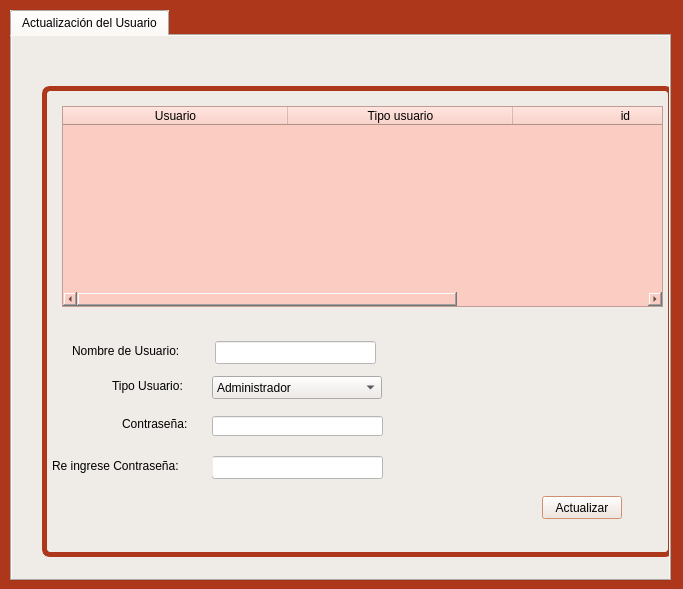
blueautomatic/Slam_Sistema_creditos, file form_usuario_actualizar.ui: the form before one commit.
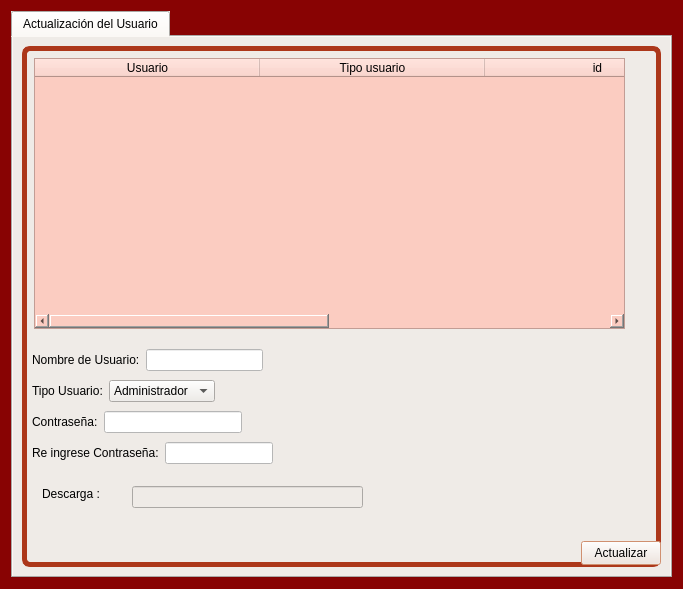
The form after the commit. Icons and pictures are not drawn.

What changed in the file:
```diff
--- a/form_usuario_actualizar.ui
+++ b/form_usuario_actualizar.ui
@@ -25,9 +25,9 @@
      <colorrole role="Button">
       <brush brushstyle="SolidPattern">
        <color alpha="255">
-        <red>172</red>
-        <green>55</green>
-        <blue>26</blue>
+        <red>136</red>
+        <green>3</green>
+        <blue>3</blue>
        </color>
       </brush>
      </colorrole>
@@ -97,18 +97,18 @@
      <colorrole role="Base">
       <brush brushstyle="SolidPattern">
        <color alpha="255">
-        <red>172</red>
-        <green>55</green>
-        <blue>26</blue>
+        <red>136</red>
+        <green>3</green>
+        <blue>3</blue>
        </color>
       </brush>
      </colorrole>
      <colorrole role="Window">
       <brush brushstyle="SolidPattern">
        <color alpha="255">
-        <red>172</red>
-        <green>55</green>
-        <blue>26</blue>
+        <red>136</red>
+        <green>3</green>
+        <blue>3</blue>
        </color>
       </brush>
      </colorrole>
@@ -171,9 +171,9 @@
      <colorrole role="Button">
       <brush brushstyle="SolidPattern">
        <color alpha="255">
-        <red>172</red>
-        <green>55</green>
-        <blue>26</blue>
+        <red>136</red>
+        <green>3</green>
+        <blue>3</blue>
        </color>
       </brush>
      </colorrole>
@@ -243,18 +243,18 @@
      <colorrole role="Base">
       <brush brushstyle="SolidPattern">
        <color alpha="255">
-        <red>172</red>
-        <green>55</green>
-        <blue>26</blue>
+        <red>136</red>
+        <green>3</green>
+        <blue>3</blue>
        </color>
       </brush>
      </colorrole>
      <colorrole role="Window">
       <brush brushstyle="SolidPattern">
        <color alpha="255">
-        <red>172</red>
-        <green>55</green>
-        <blue>26</blue>
+        <red>136</red>
+        <green>3</green>
+        <blue>3</blue>
        </color>
       </brush>
      </colorrole>
@@ -317,9 +317,9 @@
      <colorrole role="Button">
       <brush brushstyle="SolidPattern">
        <color alpha="255">
-        <red>172</red>
-        <green>55</green>
-        <blue>26</blue>
+        <red>136</red>
+        <green>3</green>
+        <blue>3</blue>
        </color>
       </brush>
      </colorrole>
@@ -389,18 +389,18 @@
      <colorrole role="Base">
       <brush brushstyle="SolidPattern">
        <color alpha="255">
-        <red>172</red>
-        <green>55</green>
-        <blue>26</blue>
+        <red>136</red>
+        <green>3</green>
+        <blue>3</blue>
        </color>
       </brush>
      </colorrole>
      <colorrole role="Window">
       <brush brushstyle="SolidPattern">
        <color alpha="255">
-        <red>172</red>
-        <green>55</green>
-        <blue>26</blue>
+        <red>136</red>
+        <green>3</green>
+        <blue>3</blue>
        </color>
       </brush>
      </colorrole>
@@ -458,19 +458,13 @@
   <property name="styleSheet">
    <string notr="true">selection-background-color: rgb(255, 170, 127);
 color: rgb(0, 0, 0);
-font:  11pt &quot;KacstOne&quot;;
-background-color: rgb(172, 55, 26);
+background-color: rgba(136, 3, 3);
+font: 75 11pt &quot;KacstOne&quot;;
 </string>
   </property>
+  <layout class="QGridLayout" name="gridLayout_3">
+   <item row="0" column="0">
   <widget class="QTabWidget" name="tabWidget_2">
-   <property name="geometry">
-    <rect>
-     <x>10</x>
-     <y>10</y>
-     <width>661</width>
-     <height>571</height>
-    </rect>
-   </property>
    <property name="styleSheet">
     <string notr="true">background-color: rgb(239, 235, 231);
 font: 10pt &quot;KacstOne&quot;;</string>
@@ -486,15 +480,9 @@
     <attribute name="title">
      <string>Actualización del Usuario</string>
     </attribute>
+      <layout class="QGridLayout" name="gridLayout_2">
+       <item row="0" column="0">
     <widget class="QGroupBox" name="groupBox">
-     <property name="geometry">
-      <rect>
-       <x>30</x>
-       <y>50</y>
-       <width>631</width>
-       <height>471</height>
-      </rect>
-     </property>
      <property name="mouseTracking">
       <bool>false</bool>
      </property>
@@ -521,13 +509,36 @@
      <property name="title">
       <string/>
      </property>
+         <widget class="QLineEdit" name="lne_id">
+          <property name="geometry">
+           <rect>
+            <x>310</x>
+            <y>170</y>
+            <width>16</width>
+            <height>16</height>
+           </rect>
+          </property>
+         </widget>
+         <widget class="QPushButton" name="boton_actualizar">
+          <property name="geometry">
+           <rect>
+            <x>559</x>
+            <y>495</y>
+            <width>80</width>
+            <height>24</height>
+           </rect>
+          </property>
+          <property name="text">
+           <string>Actualizar</string>
+          </property>
+         </widget>
      <widget class="QTableWidget" name="tw_usuario">
       <property name="geometry">
        <rect>
-        <x>20</x>
-        <y>20</y>
-        <width>601</width>
-        <height>201</height>
+            <x>12</x>
+            <y>12</y>
+            <width>591</width>
+            <height>271</height>
        </rect>
       </property>
       <property name="styleSheet">
@@ -551,74 +562,124 @@
         <string>id</string>
        </property>
       </column>
-     </widget>
-     <widget class="QLineEdit" name="lne_pass">
+          <column>
+           <property name="text">
+            <string>Descarga</string>
+           </property>
+          </column>
+         </widget>
+         <widget class="QLabel" name="label_5">
       <property name="geometry">
        <rect>
-        <x>170</x>
-        <y>330</y>
-        <width>171</width>
-        <height>20</height>
-       </rect>
-      </property>
-      <property name="styleSheet">
-       <string notr="true">background-color: rgb(255, 255, 255);</string>
-      </property>
+            <x>20</x>
+            <y>440</y>
+            <width>81</width>
+            <height>16</height>
+           </rect>
+          </property>
       <property name="text">
-       <string/>
-      </property>
-     </widget>
-     <widget class="QLineEdit" name="lne_nombre">
+           <string>Descarga :</string>
+          </property>
+         </widget>
+         <widget class="QLineEdit" name="lne_descarga">
       <property name="geometry">
        <rect>
-        <x>173</x>
-        <y>255</y>
-        <width>161</width>
-        <height>23</height>
-       </rect>
-      </property>
-      <property name="styleSheet">
-       <string notr="true">background-color: rgb(255, 255, 255);</string>
-      </property>
-      <property name="text">
-       <string/>
-      </property>
-     </widget>
+            <x>110</x>
+            <y>440</y>
+            <width>231</width>
+            <height>22</height>
+           </rect>
+          </property>
+         </widget>
+         <widget class="QWidget" name="layoutWidget">
+          <property name="geometry">
+           <rect>
+            <x>10</x>
+            <y>300</y>
+            <width>347</width>
+            <height>125</height>
+           </rect>
+          </property>
+          <layout class="QGridLayout" name="gridLayout_4">
+           <item row="0" column="0">
+            <layout class="QHBoxLayout" name="horizontalLayout">
+             <item>
      <widget class="QLabel" name="label">
-      <property name="geometry">
-       <rect>
-        <x>30</x>
-        <y>257</y>
-        <width>141</width>
-        <height>16</height>
-       </rect>
-      </property>
       <property name="text">
        <string>Nombre de Usuario:</string>
       </property>
      </widget>
+             </item>
+             <item>
+              <widget class="QLineEdit" name="lne_nombre">
+               <property name="styleSheet">
+                <string notr="true">background-color: rgb(255, 255, 255);</string>
+               </property>
+               <property name="text">
+                <string/>
+               </property>
+              </widget>
+             </item>
+             <item>
+              <spacer name="horizontalSpacer_4">
+               <property name="orientation">
+                <enum>Qt::Horizontal</enum>
+               </property>
+               <property name="sizeHint" stdset="0">
+                <size>
+                 <width>40</width>
+                 <height>20</height>
+                </size>
+               </property>
+              </spacer>
+             </item>
+            </layout>
+           </item>
+           <item row="3" column="0">
+            <layout class="QHBoxLayout" name="horizontalLayout_4">
+             <item>
+              <widget class="QLabel" name="label_3">
+               <property name="text">
+                <string>Re ingrese Contraseña:</string>
+               </property>
+              </widget>
+             </item>
+             <item>
+              <widget class="QLineEdit" name="lne_pass2">
+               <property name="styleSheet">
+                <string notr="true">background-color: rgb(255, 255, 255);</string>
+               </property>
+               <property name="text">
+                <string/>
+               </property>
+              </widget>
+             </item>
+             <item>
+              <spacer name="horizontalSpacer_3">
+               <property name="orientation">
+                <enum>Qt::Horizontal</enum>
+               </property>
+               <property name="sizeHint" stdset="0">
+                <size>
+                 <width>40</width>
+                 <height>20</height>
+                </size>
+               </property>
+              </spacer>
+             </item>
+            </layout>
+           </item>
+           <item row="2" column="0">
+            <layout class="QHBoxLayout" name="horizontalLayout_3">
+             <item>
      <widget class="QLabel" name="label_2">
-      <property name="geometry">
-       <rect>
-        <x>80</x>
-        <y>330</y>
-        <width>81</width>
-        <height>16</height>
-       </rect>
-      </property>
       <property name="text">
        <string>Contraseña:</string>
       </property>
      </widget>
-     <widget class="QLineEdit" name="lne_pass2">
-      <property name="geometry">
-       <rect>
-        <x>170</x>
-        <y>370</y>
-        <width>171</width>
-        <height>23</height>
-       </rect>
-      </property>
+             </item>
+             <item>
+              <widget class="QLineEdit" name="lne_pass">
       <property name="styleSheet">
        <string notr="true">background-color: rgb(255, 255, 255);</string>
       </property>
@@ -626,28 +687,33 @@
        <string/>
       </property>
      </widget>
+             </item>
+             <item>
+              <spacer name="horizontalSpacer_2">
+               <property name="orientation">
+                <enum>Qt::Horizontal</enum>
+               </property>
+               <property name="sizeHint" stdset="0">
+                <size>
+                 <width>40</width>
+                 <height>20</height>
+                </size>
+               </property>
+              </spacer>
+             </item>
+            </layout>
+           </item>
+           <item row="1" column="0">
+            <layout class="QHBoxLayout" name="horizontalLayout_2">
+             <item>
      <widget class="QLabel" name="label_4">
-      <property name="geometry">
-       <rect>
-        <x>70</x>
-        <y>290</y>
-        <width>91</width>
-        <height>20</height>
-       </rect>
-      </property>
       <property name="text">
        <string>Tipo Usuario:</string>
       </property>
      </widget>
+             </item>
+             <item>
      <widget class="QComboBox" name="cbx_tipo_usu">
-      <property name="geometry">
-       <rect>
-        <x>170</x>
-        <y>290</y>
-        <width>170</width>
-        <height>23</height>
-       </rect>
-      </property>
       <item>
        <property name="text">
         <string>Administrador</string>
@@ -659,41 +725,27 @@
        </property>
       </item>
      </widget>
-     <widget class="QLabel" name="label_3">
-      <property name="geometry">
-       <rect>
-        <x>10</x>
-        <y>370</y>
-        <width>161</width>
+             </item>
+             <item>
+              <spacer name="horizontalSpacer">
+               <property name="orientation">
+                <enum>Qt::Horizontal</enum>
+               </property>
+               <property name="sizeHint" stdset="0">
+                <size>
+                 <width>40</width>
         <height>20</height>
-       </rect>
-      </property>
-      <property name="text">
-       <string>Re ingrese Contraseña:</string>
-      </property>
-     </widget>
-     <widget class="QPushButton" name="boton_actualizar">
-      <property name="geometry">
-       <rect>
-        <x>500</x>
-        <y>410</y>
-        <width>80</width>
-        <height>23</height>
-       </rect>
-      </property>
-      <property name="text">
-       <string>Actualizar</string>
-      </property>
-     </widget>
-     <widget class="QLineEdit" name="lne_id">
-      <property name="geometry">
-       <rect>
-        <x>410</x>
-        <y>170</y>
-        <width>16</width>
-        <height>16</height>
-       </rect>
-      </property>
+                </size>
+               </property>
+              </spacer>
+             </item>
+            </layout>
+           </item>
+          </layout>
+         </widget>
+        </widget>
+       </item>
+      </layout>
      </widget>
      <zorder>lne_id</zorder>
      <zorder>tw_usuario</zorder>
@@ -707,8 +759,8 @@
      <zorder>label_3</zorder>
      <zorder>boton_actualizar</zorder>
     </widget>
-   </widget>
-  </widget>
+   </item>
+  </layout>
  </widget>
  <resources/>
  <connections/>
```
Left out of the diff: 13 changed lines with no effect on the pictures. Lines whose indentation alone changed are shown as unchanged.
